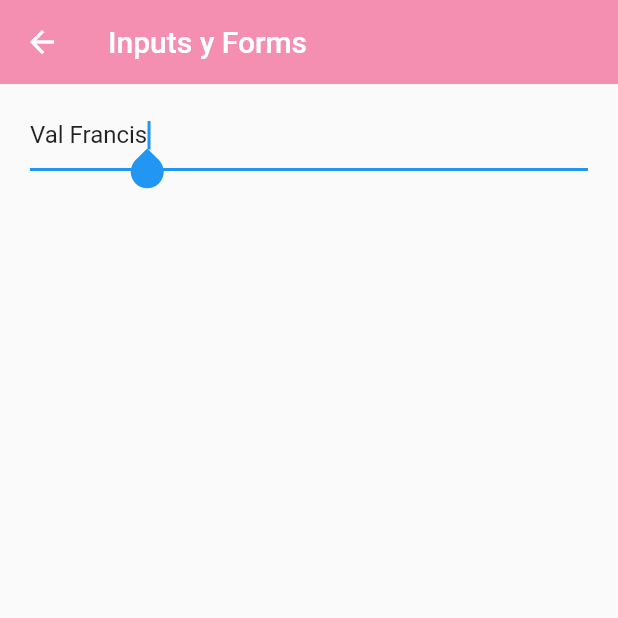
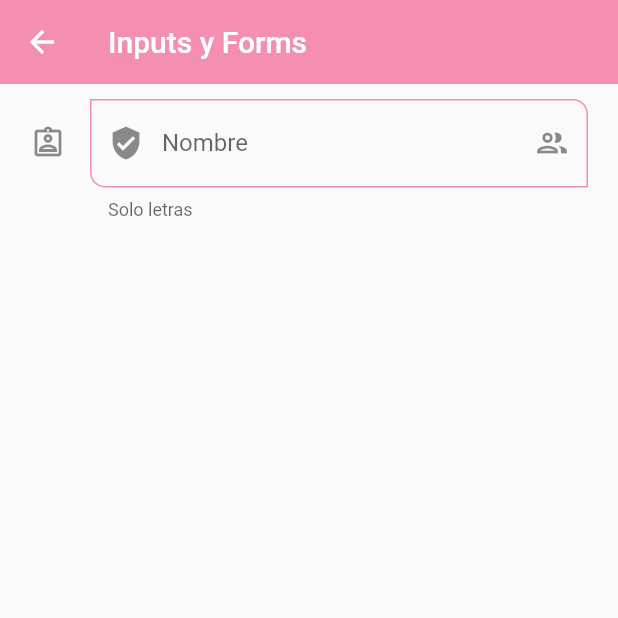
Before and after one commit to valfranciscangeli/fl_components, a Flutter app: the InputsScreen screen opened by its route, on a phone screen of 412 x 824 dp, the top half of it. Run offline on Flutter 3.47's test engine with Material 2 defaults, Android fonts, the phone set to English and light mode, and no system bars.

Commit message:
input texto

```diff
--- a/lib/screens/inputs_screen.dart
+++ b/lib/screens/inputs_screen.dart
@@ -11,16 +11,36 @@ class InputsScreen extends StatelessWidget {
         ),
         body: SingleChildScrollView(
           child: Padding(
-            padding: EdgeInsets.symmetric(horizontal: 20, vertical: 10),
+            padding: const EdgeInsets.symmetric(horizontal: 20, vertical: 10),
             child: Column(children: [
               TextFormField(
-                autofocus: true,
-                initialValue: 'Val Francis',
+                autofocus: false,
+                initialValue: null,
                 textCapitalization: TextCapitalization.words,
-                onChanged: ((value) {
+                onChanged: (value) {
                   print(value);
-                }),
-              )
+                },
+                validator: (value) {
+                  if (value == null) return 'Este campo es requerido';
+                  return value.length < 3 ? 'Minimo de 3 letras' : null;
+                },
+                autovalidateMode: AutovalidateMode.onUserInteraction,
+                decoration: const InputDecoration(
+                    hintText: 'Nombre del usuario',
+                    labelText: 'Nombre',
+                    helperText: 'Solo letras',
+                    prefixIcon: Icon(Icons.verified_user),
+                    suffixIcon: Icon(Icons.group_outlined),
+                    icon: Icon(Icons.assignment_ind_outlined),
+                    // focusedBorder: OutlineInputBorder(
+                    //     borderSide: BorderSide(color: Colors.green)),
+                    // border: OutlineInputBorder(
+                    //     borderRadius: BorderRadius.only(
+                    //   bottomLeft: Radius.circular(10),
+                    //   topRight: Radius.circular(10),
+                    // ))
+                    ),
+              ),
             ]),
           ),
         ));
--- a/lib/themes/app_theme.dart
+++ b/lib/themes/app_theme.dart
@@ -27,6 +27,22 @@ class AppTheme {
         elevation: 10,
         shape: const StadiumBorder(),
       )
+    ),
+    // input decoration theme
+    inputDecorationTheme: const InputDecorationTheme(
+      floatingLabelStyle: TextStyle(color: AppTheme.accent),
+      enabledBorder: OutlineInputBorder(
+       borderSide: BorderSide(color: AppTheme.primary),
+       borderRadius: BorderRadius.only(bottomLeft: Radius.circular(10), topRight: Radius.circular(10))
+      ),
+      focusedBorder: OutlineInputBorder(
+       borderSide: BorderSide(color: AppTheme.primary),
+       borderRadius: BorderRadius.only(bottomLeft: Radius.circular(10), topRight: Radius.circular(10))
+      ),
+      border: OutlineInputBorder(
+       borderSide: BorderSide(color: AppTheme.primary),
+       borderRadius: BorderRadius.only(bottomLeft: Radius.circular(10), topRight: Radius.circular(10))
+      ),
     )
   );
 
```
